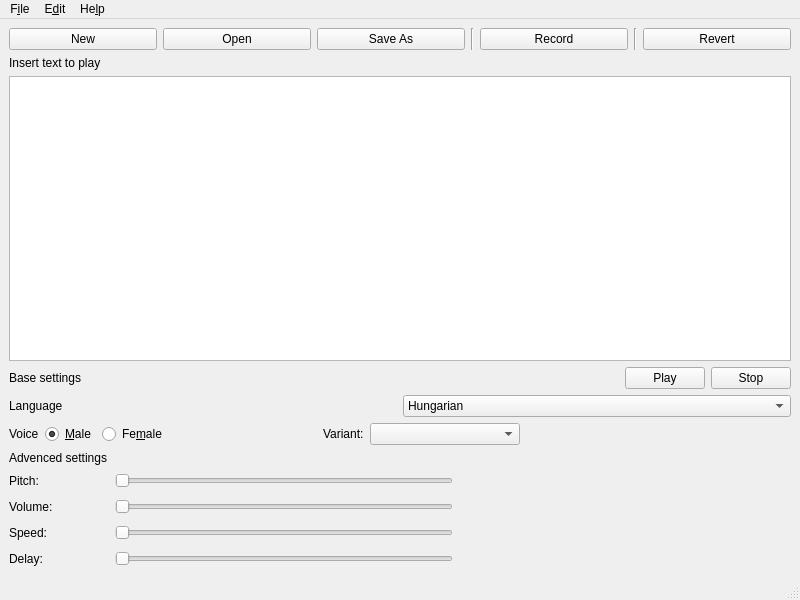
Old version of the form espeaker_qtgui/ui/gui.ui in the repository blackPantherOS/espeak-qtgui.
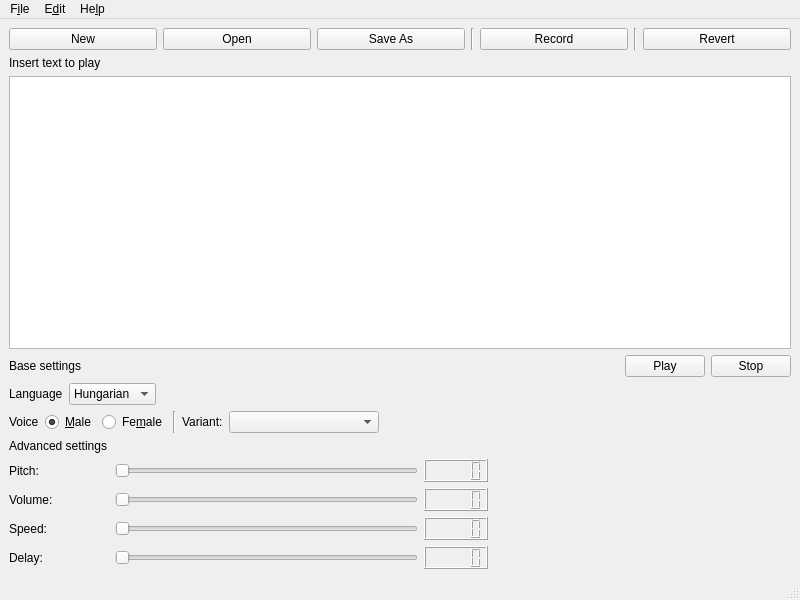
New version of the form.

Patch:
```diff
--- a/espeaker_qtgui/ui/gui.ui
+++ b/espeaker_qtgui/ui/gui.ui
@@ -139,6 +139,19 @@
         </item>
        </widget>
       </item>
+      <item>
+       <spacer name="horizontalSpacer_2">
+        <property name="orientation">
+         <enum>Qt::Horizontal</enum>
+        </property>
+        <property name="sizeHint" stdset="0">
+         <size>
+          <width>40</width>
+          <height>20</height>
+         </size>
+        </property>
+       </spacer>
+      </item>
      </layout>
     </item>
     <item>
@@ -169,21 +182,15 @@
           </property>
          </widget>
         </item>
-        <item>
-         <spacer name="horizontalSpacer_2">
-          <property name="orientation">
-           <enum>Qt::Horizontal</enum>
-          </property>
-          <property name="sizeHint" stdset="0">
-           <size>
-            <width>40</width>
-            <height>20</height>
-           </size>
-          </property>
-         </spacer>
-        </item>
        </layout>
       </item>
+      <item>
+       <widget class="Line" name="line_3">
+        <property name="orientation">
+         <enum>Qt::Vertical</enum>
+        </property>
+       </widget>
+      </item>
       <item>
        <widget class="QLabel" name="label_10">
         <property name="text">
@@ -219,7 +226,7 @@
     <item>
      <widget class="QLabel" name="label_5">
       <property name="text">
-       <string>Advenced settings</string>
+       <string>Advanced settings</string>
       </property>
      </widget>
     </item>
@@ -245,6 +252,9 @@
         </property>
        </widget>
       </item>
+      <item>
+       <widget class="QLCDNumber" name="pitch_lcdNumber"/>
+      </item>
       <item>
        <spacer name="horizontalSpacer_4">
         <property name="orientation">
@@ -282,6 +292,9 @@
         </property>
        </widget>
       </item>
+      <item>
+       <widget class="QLCDNumber" name="volume_lcdNumber"/>
+      </item>
       <item>
        <spacer name="horizontalSpacer_5">
         <property name="orientation">
@@ -319,6 +332,9 @@
         </property>
        </widget>
       </item>
+      <item>
+       <widget class="QLCDNumber" name="speed_lcdNumber"/>
+      </item>
       <item>
        <spacer name="horizontalSpacer_6">
         <property name="orientation">
@@ -354,8 +370,14 @@
         <property name="orientation">
          <enum>Qt::Horizontal</enum>
         </property>
+        <property name="tickInterval">
+         <number>1</number>
+        </property>
        </widget>
       </item>
+      <item>
+       <widget class="QLCDNumber" name="delay_lcdNumber"/>
+      </item>
       <item>
        <spacer name="horizontalSpacer_7">
         <property name="orientation">
```
Left out of the diff: 12 changed lines with no effect on the pictures.
